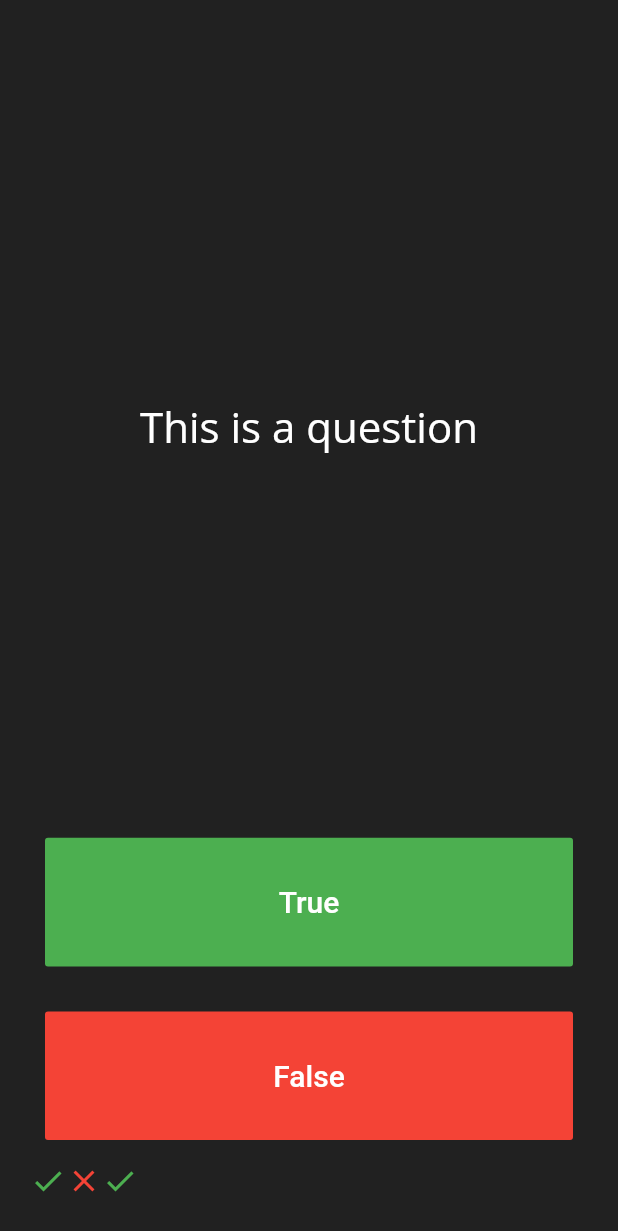
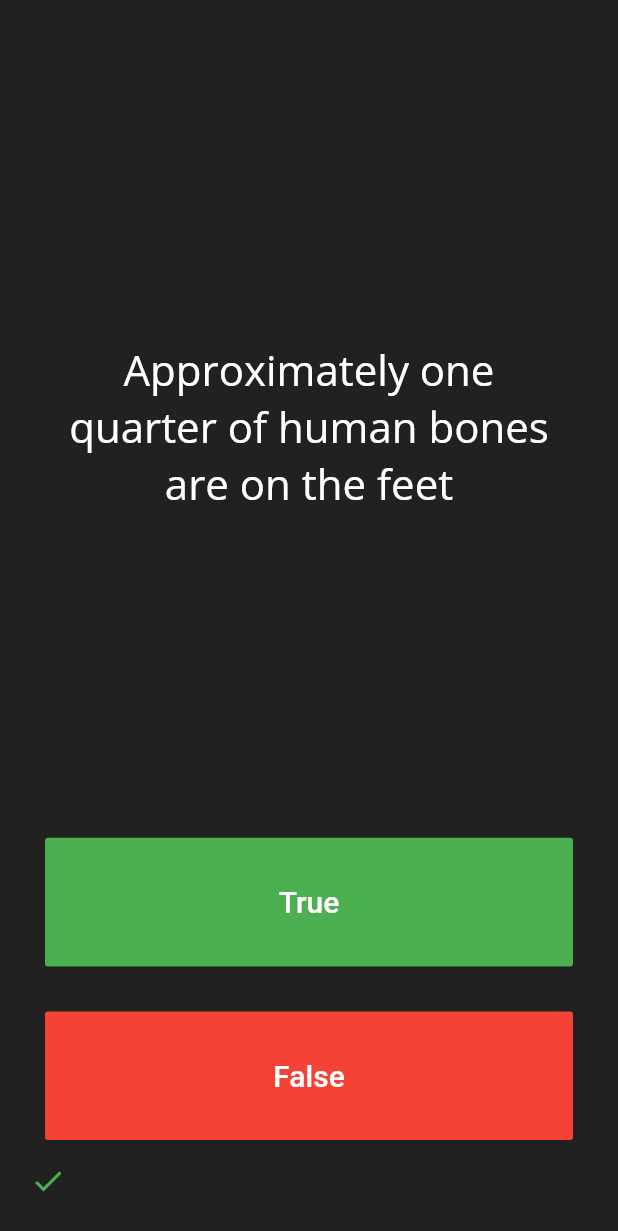
Before and after one commit to nestorsgarzonc/quizz-app, a Flutter app: the screen it shows after launch, after a tap on "True", on a phone screen of 412 x 824 dp. Shown: the top 1231 px of the screen. Run offline on Flutter 3.47's test engine with Material 2 defaults, Android fonts, the phone set to English and light mode, and no system bars; our stand-ins replace google_fonts.

Commit message:
display questions

```diff
--- a/lib/main.dart
+++ b/lib/main.dart
@@ -28,16 +28,13 @@ class QuizzPage extends StatefulWidget {
 }
 
 class _QuizzPageState extends State<QuizzPage> {
-  List<Widget> scoreKeeper = [
-    Icon(
-      Icons.check,
-      color: Colors.green,
-    ),
-    Icon(
-      Icons.close,
-      color: Colors.red,
-    ),
+  List<Widget> scoreKeeper = [];
+  List<String> questions = [
+    'You can lead a cow down stairs but not up stairs',
+    'Approximately one quarter of human bones are on the feet',
+    'A slug\'s blood is green',
   ];
+  int counter = 0;
   @override
   Widget build(BuildContext context) {
     return Column(
@@ -67,7 +64,7 @@ class _QuizzPageState extends State<QuizzPage> {
         padding: EdgeInsets.all(10),
         child: Center(
           child: Text(
-            'This is a question',
+            questions[counter],
             textAlign: TextAlign.center,
             style: GoogleFonts.openSans(
               textStyle: TextStyle(fontSize: 28, color: Colors.white),
@@ -91,7 +88,8 @@ class _QuizzPageState extends State<QuizzPage> {
           ),
           onPressed: () {
             setState(() {
-              scoreKeeper.add(Icon(Icons.check, color:Colors.green));
+              scoreKeeper.add(Icon(Icons.check, color: Colors.green));
+              counter++;
             });
           },
         ),
```
